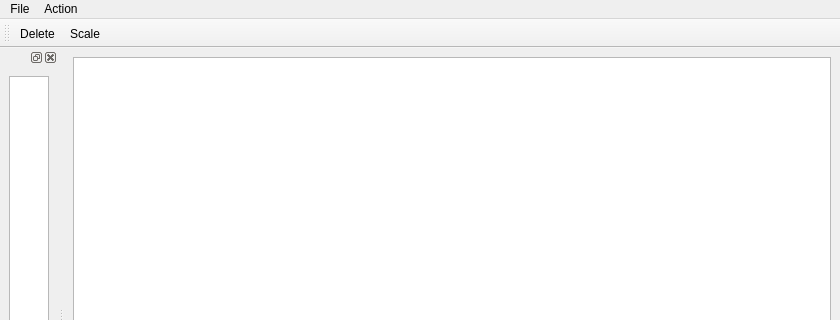
Qt form epicworld.ui (hami9x/Epic-World-box2d-editor) before a commit; both pictures show x 0 to 840 and y 0 to 320 of the 840 by 608 pixel window.
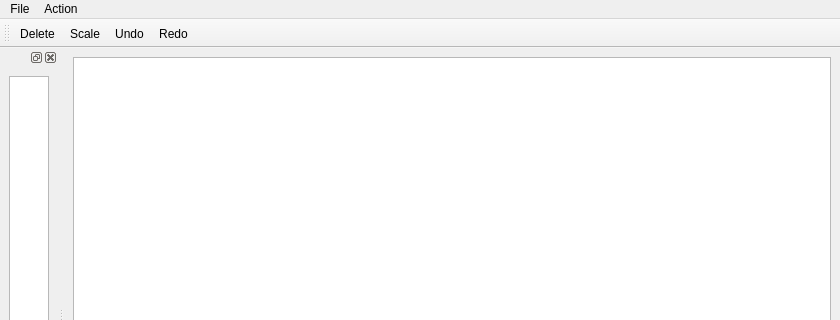
The same form after that commit.

Commit message: - (***) Add the undo/redo system. (Yay!) - Add keyboard shortcut for save - Loading file now clears the scene

```diff
--- a/epicworld.ui
+++ b/epicworld.ui
@@ -88,6 +88,8 @@
    </attribute>
    <addaction name="actionDelete_Body"/>
    <addaction name="actionScale"/>
+   <addaction name="actionUndo"/>
+   <addaction name="actionRedo"/>
   </widget>
   <action name="actionLoad">
    <property name="text">
@@ -132,6 +134,22 @@
     <string>Space</string>
    </property>
   </action>
+  <action name="actionUndo">
+   <property name="text">
+    <string>Undo</string>
+   </property>
+   <property name="shortcut">
+    <string>Ctrl+Z</string>
+   </property>
+  </action>
+  <action name="actionRedo">
+   <property name="text">
+    <string>Redo</string>
+   </property>
+   <property name="shortcut">
+    <string>Ctrl+Y</string>
+   </property>
+  </action>
  </widget>
  <resources/>
  <connections/>
```
Left out of the diff: 5 changed lines with no effect on the pictures. The commit also changes 4 other files.
